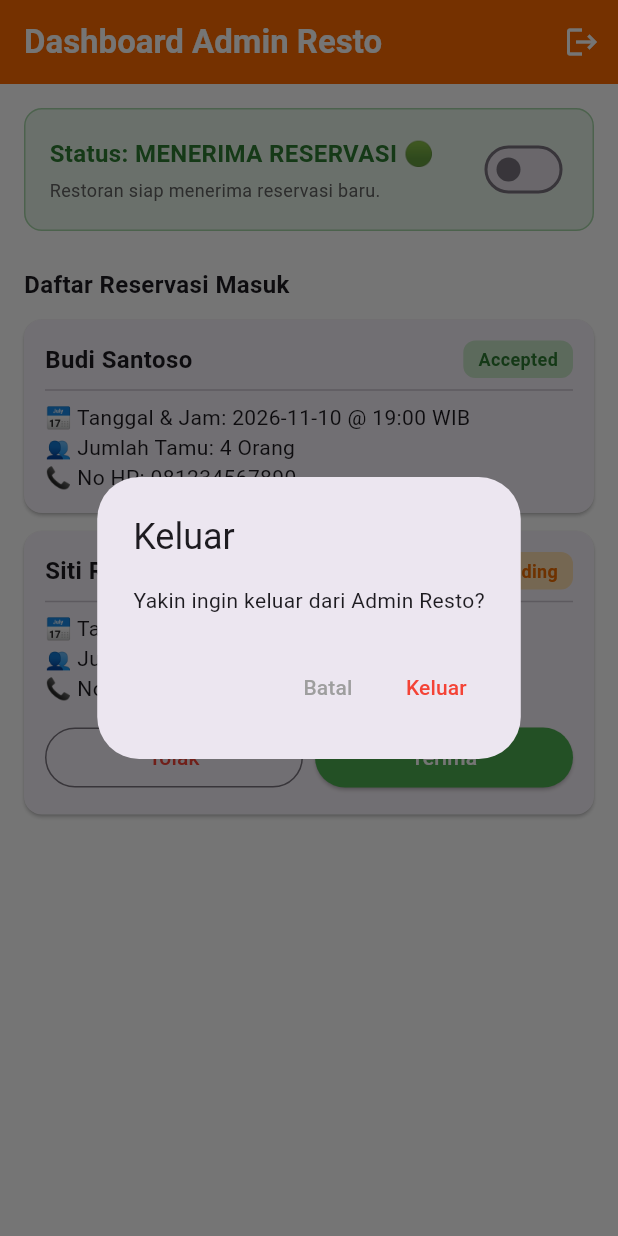
After one commit to Zaskiah-Angreani/menupedia, a Flutter app: the AdminRestoDashboardScreen screen opened directly, after a tap on "Terima", after a tap on the "logout" icon, on a phone screen of 412 x 824 dp. The commit adds this screen. Run offline on Flutter 3.47's test engine with Material 3 defaults, Android fonts, the phone set to English and light mode, and no system bars; our stand-ins replace cloud_firestore, firebase_auth, firebase_core; accounts and stored records are empty.

Commit message:
menambahkan admin resto

```diff
--- /dev/null
+++ b/lib/screens/admin_resto_dashboard_screen.dart
@@ -0,0 +1,305 @@
+import 'package:flutter/material.dart';
+import '../services/auth_service.dart';
+import 'login_screen.dart';
+
+class AdminRestoDashboardScreen extends StatefulWidget {
+  final String? restaurantId;
+
+  const AdminRestoDashboardScreen({
+    super.key,
+    this.restaurantId,
+  });
+
+  @override
+  State<AdminRestoDashboardScreen> createState() => _AdminRestoDashboardScreenState();
+}
+
+class _AdminRestoDashboardScreenState extends State<AdminRestoDashboardScreen> {
+  // Flag status resto (Buka / Full Booked)
+  bool _isFullBooked = false;
+
+  // Data dummy reservasi masuk khusus resto ini
+  final List<dynamic> _reservations = [
+    {
+      'id': 'res_01',
+      'customerName': 'Budi Santoso',
+      'phone': '081234567890',
+      'date': '2026-11-10',
+      'time': '19:00',
+      'guests': 4,
+      'status': 'Pending', // Pending, Accepted, Rejected
+      'rejectReason': '',
+    },
+    {
+      'id': 'res_02',
+      'customerName': 'Siti Rahma',
+      'phone': '089876543210',
+      'date': '2026-11-11',
+      'time': '13:00',
+      'guests': 2,
+      'status': 'Pending',
+      'rejectReason': '',
+    },
+  ];
+
+  Future<void> _logout() async {
+    final confirm = await showDialog<bool>(
+      context: context,
+      builder: (context) => AlertDialog(
+        title: const Text('Keluar'),
+        content: const Text('Yakin ingin keluar dari Admin Resto?'),
+        actions: [
+          TextButton(
+            onPressed: () => Navigator.pop(context, false),
+            child: const Text('Batal', style: TextStyle(color: Colors.grey)),
+          ),
+          TextButton(
+            onPressed: () => Navigator.pop(context, true),
+            child: const Text('Keluar', style: TextStyle(color: Colors.red)),
+          ),
+        ],
+      ),
+    );
+
+    if (confirm != true) return;
+
+    await AuthService().logout();
+    if (!mounted) return;
+
+    Navigator.of(context).pushAndRemoveUntil(
+      MaterialPageRoute(builder: (context) => const LoginScreen()),
+      (route) => false,
+    );
+  }
+
+  void _updateStatus(int index, String newStatus, {String reason = ''}) {
+    setState(() {
+      _reservations[index]['status'] = newStatus;
+      if (reason.isNotEmpty) {
+        _reservations[index]['rejectReason'] = reason;
+      }
+    });
+
+    ScaffoldMessenger.of(context).showSnackBar(
+      SnackBar(
+        content: Text(
+          newStatus == 'Accepted'
+              ? 'Reservasi diterima!'
+              : 'Reservasi ditolak.',
+        ),
+        backgroundColor: newStatus == 'Accepted' ? Colors.green : Colors.red,
+      ),
+    );
+  }
+
+  void _showRejectDialog(int index) {
+    final reasonController = TextEditingController();
+
+    showDialog(
+      context: context,
+      builder: (context) => AlertDialog(
+        title: const Text('Tolak Reservasi'),
+        content: TextField(
+          controller: reasonController,
+          decoration: const InputDecoration(
+            labelText: 'Alasan Penolakan',
+            hintText: 'Contoh: Meja sudah penuh jam tersebut',
+            border: OutlineInputBorder(),
+          ),
+        ),
+        actions: [
+          TextButton(
+            onPressed: () => Navigator.pop(context),
+            child: const Text('Batal', style: TextStyle(color: Colors.grey)),
+          ),
+          ElevatedButton(
+            style: ElevatedButton.styleFrom(backgroundColor: Colors.red, foregroundColor: Colors.white),
+            onPressed: () {
+              if (reasonController.text.isNotEmpty) {
+                _updateStatus(index, 'Rejected', reason: reasonController.text);
+                Navigator.pop(context);
+              }
+            },
+            child: const Text('Tolak'),
+          ),
+        ],
+      ),
+    );
+  }
+
+  @override
+  Widget build(BuildContext context) {
+    return Scaffold(
+      appBar: AppBar(
+        title: const Text('Dashboard Admin Resto', style: TextStyle(fontWeight: FontWeight.bold)),
+        backgroundColor: const Color(0xFFFF6B00),
+        foregroundColor: Colors.white,
+        elevation: 0,
+        actions: [
+          IconButton(
+            icon: const Icon(Icons.logout),
+            tooltip: 'Keluar',
+            onPressed: _logout,
+          ),
+        ],
+      ),
+      body: SingleChildScrollView(
+        padding: const EdgeInsets.all(16.0),
+        child: Column(
+          crossAxisAlignment: CrossAxisAlignment.start,
+          children: [
+            // Card Kontrol Buka / Full Booked
+            Container(
+              padding: const EdgeInsets.all(16),
+              decoration: BoxDecoration(
+                color: _isFullBooked ? Colors.red.shade50 : Colors.green.shade50,
+                borderRadius: BorderRadius.circular(12),
+                border: Border.all(
+                  color: _isFullBooked ? Colors.red.shade200 : Colors.green.shade200,
+                ),
+              ),
+              child: Row(
+                mainAxisAlignment: MainAxisAlignment.spaceBetween,
+                children: [
+                  Column(
+                    crossAxisAlignment: CrossAxisAlignment.start,
+                    children: [
+                      Text(
+                        _isFullBooked ? 'Status: FULL BOOKED 🛑' : 'Status: MENERIMA RESERVASI 🟢',
+                        style: TextStyle(
+                          fontSize: 16,
+                          fontWeight: FontWeight.bold,
+                          color: _isFullBooked ? Colors.red.shade800 : Colors.green.shade800,
+                        ),
+                      ),
+                      const SizedBox(height: 4),
+                      Text(
+                        _isFullBooked
+                            ? 'User tidak bisa melakukan reservasi baru.'
+                            : 'Restoran siap menerima reservasi baru.',
+                        style: TextStyle(fontSize: 12, color: Colors.grey.shade700),
+                      ),
+                    ],
+                  ),
+                  Switch(
+                    value: _isFullBooked,
+                    activeColor: Colors.red,
+                    onChanged: (val) {
+                      setState(() {
+                        _isFullBooked = val;
+                      });
+                    },
+                  ),
+                ],
+              ),
+            ),
+            const SizedBox(height: 24),
+            const Text(
+              'Daftar Reservasi Masuk',
+              style: TextStyle(fontSize: 16, fontWeight: FontWeight.bold),
+            ),
+            const SizedBox(height: 12),
+
+            _reservations.isEmpty
+                ? const Center(
+                    child: Padding(
+                      padding: EdgeInsets.symmetric(vertical: 32),
+                      child: Text('Belum ada reservasi masuk.'),
+                    ),
+                  )
+                : ListView.builder(
+                    shrinkWrap: true,
+                    physics: const NeverScrollableScrollPhysics(),
+                    itemCount: _reservations.length,
+                    itemBuilder: (context, index) {
+                      final res = _reservations[index];
+                      final isPending = res['status'] == 'Pending';
+
+                      return Card(
+                        margin: const EdgeInsets.only(bottom: 12),
+                        shape: RoundedRectangleBorder(borderRadius: BorderRadius.circular(12)),
+                        child: Padding(
+                          padding: const EdgeInsets.all(14.0),
+                          child: Column(
+                            crossAxisAlignment: CrossAxisAlignment.start,
+                            children: [
+                              Row(
+                                mainAxisAlignment: MainAxisAlignment.spaceBetween,
+                                children: [
+                                  Text(
+                                    res['customerName'].toString(),
+                                    style: const TextStyle(fontWeight: FontWeight.bold, fontSize: 16),
+                                  ),
+                                  Container(
+                                    padding: const EdgeInsets.symmetric(horizontal: 10, vertical: 4),
+                                    decoration: BoxDecoration(
+                                      color: res['status'] == 'Accepted'
+                                          ? Colors.green.shade100
+                                          : res['status'] == 'Rejected'
+                                              ? Colors.red.shade100
+                                              : Colors.orange.shade100,
+                                      borderRadius: BorderRadius.circular(8),
+                                    ),
+                                    child: Text(
+                                      res['status'].toString(),
+                                      style: TextStyle(
+                                        fontWeight: FontWeight.bold,
+                                        fontSize: 12,
+                                        color: res['status'] == 'Accepted'
+                                            ? Colors.green.shade800
+                                            : res['status'] == 'Rejected'
+                                                ? Colors.red.shade800
+                                                : Colors.orange.shade800,
+                                      ),
+                                    ),
+                                  ),
+                                ],
+                              ),
+                              const Divider(),
+                              Text('📅 Tanggal & Jam: ${res['date']} @ ${res['time']} WIB'),
+                              Text('👥 Jumlah Tamu: ${res['guests']} Orang'),
+                              Text('📞 No HP: ${res['phone']}'),
+                              if (res['status'] == 'Rejected' && res['rejectReason'].toString().isNotEmpty) ...[
+                                const SizedBox(height: 6),
+                                Text(
+                                  'Alasan Penolakan: ${res['rejectReason']}',
+                                  style: const TextStyle(color: Colors.red, fontStyle: FontStyle.italic),
+                                ),
+                              ],
+                              if (isPending) ...[
+                                const SizedBox(height: 12),
+                                Row(
+                                  children: [
+                                    Expanded(
+                                      child: OutlinedButton(
+                                        style: OutlinedButton.styleFrom(foregroundColor: Colors.red),
+                                        onPressed: () => _showRejectDialog(index),
+                                        child: const Text('Tolak'),
+                                      ),
+                                    ),
+                                    const SizedBox(width: 8),
+                                    Expanded(
+                                      child: ElevatedButton(
+                                        style: ElevatedButton.styleFrom(
+                                          backgroundColor: Colors.green,
+                                          foregroundColor: Colors.white,
+                                        ),
+                                        onPressed: () => _updateStatus(index, 'Accepted'),
+                                        child: const Text('Terima'),
+                                      ),
+                                    ),
+                                  ],
+                                ),
+                              ],
+                            ],
+                          ),
+                        ),
+                      );
+                    },
+                  ),
+          ],
+        ),
+      ),
+    );
+  }
+}
--- a/lib/screens/login_screen.dart
+++ b/lib/screens/login_screen.dart
@@ -4,6 +4,7 @@ import '../services/auth_service.dart';
 import 'register_screen.dart';
 import 'home_screen.dart';
 import 'admin_screen.dart';
+import 'admin_resto_dashboard_screen.dart';
 
 class LoginScreen extends StatefulWidget {
   const LoginScreen({super.key});
@@ -29,6 +30,18 @@ class _LoginScreenState extends State<LoginScreen> {
 
   Future<void> _login() async {
     if (!_formKey.currentState!.validate()) return;
+
+    final email = _emailController.text.trim().toLowerCase();
+
+    // Redireksi khusus Admin Resto
+    if (email == 'resto1@menupedia.com') {
+      Navigator.of(context).pushReplacement(
+        MaterialPageRoute(
+          builder: (context) => const AdminRestoDashboardScreen(restaurantId: 'resto_01'),
+        ),
+      );
+      return;
+    }
 
     setState(() => _isLoading = true);
     try {
@@ -58,11 +71,11 @@ class _LoginScreenState extends State<LoginScreen> {
   }
 
  Future<void> _openRegister() async {
-    final result = await Navigator.of(context).push<Map<String, String>>(
+  final result = await Navigator.of(context).push(
     MaterialPageRoute(builder: (context) => const RegisterScreen()),
   );
 
-    if (result != null) {
+  if (result != null && result is Map<String, String>) {
     setState(() {
       _emailController.text = result['email'] ?? '';
       _passwordController.clear();
@@ -118,13 +131,19 @@ class _LoginScreenState extends State<LoginScreen> {
                           if (value == null || value.trim().isEmpty) {
                             return 'Email tidak boleh kosong';
                           }
-                          // Izinkan email khusus admin
-                          if (value.trim() == _adminEmail) {
+
+                          final email = value.trim().toLowerCase();
+
+                          // Izinkan email khusus Admin Utama & Admin Resto
+                          if (email == 'admin@menupedia.com' || email == 'resto1@menupedia.com') {
                             return null;
                           }
-                          if (!value.trim().endsWith('@gmail.com')) {
-                            return 'Email harus menggunakan @gmail.com';
+
+                          // Validasi format email standar untuk User biasa
+                          if (!email.contains('@') || !email.contains('.')) {
+                            return 'Format email tidak valid';
                           }
+
                           return null;
                         },
                       ),
```
Lines whose indentation alone changed are shown as unchanged.
